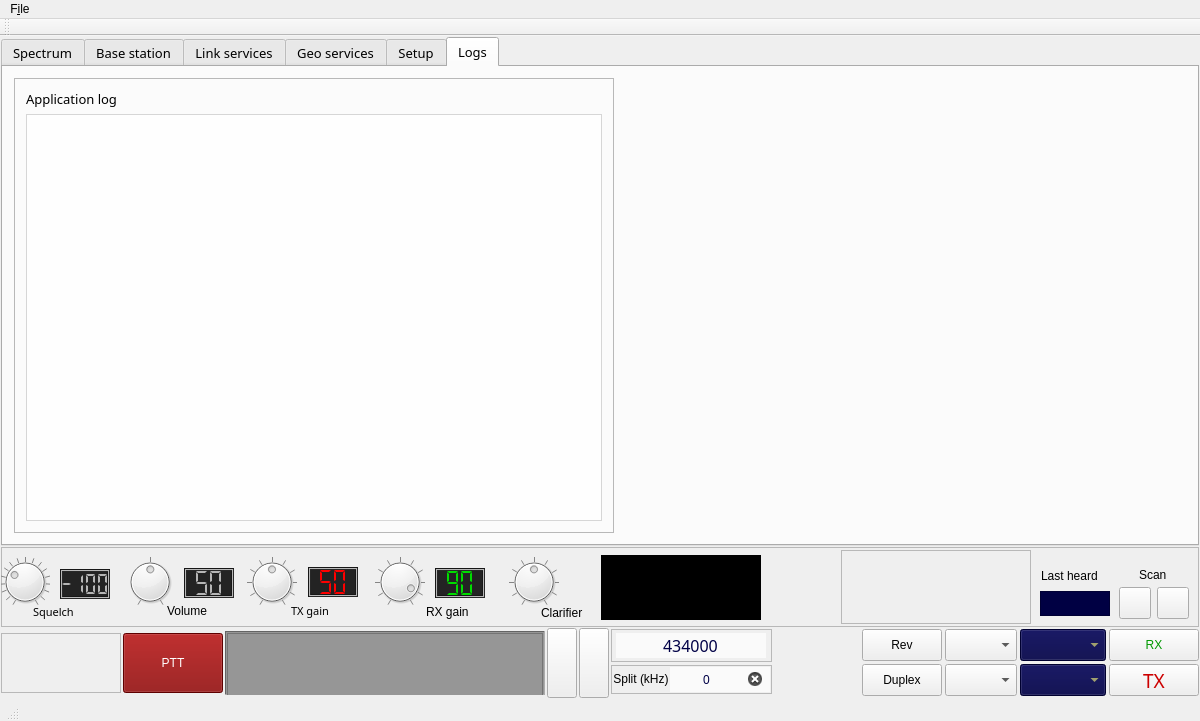
Above: mainwindow.ui from qradiolink/qradiolink before the change. Below: the same form after it.
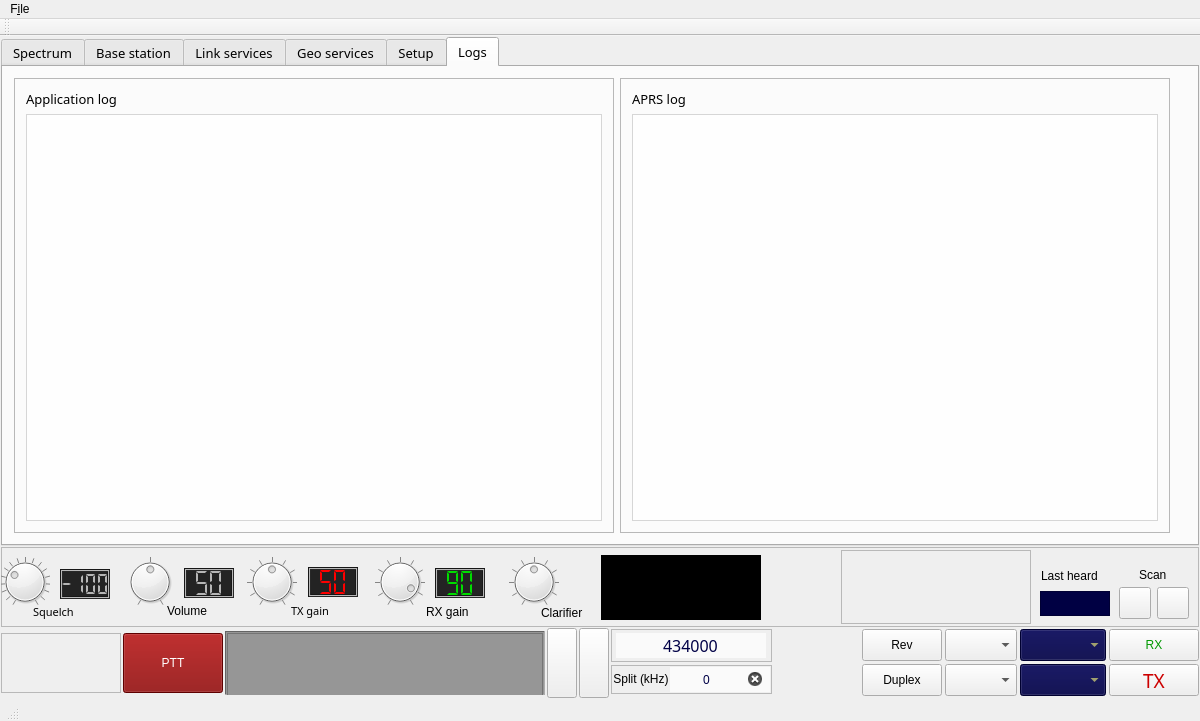
That is the form after the change. The open tabs and pages were chosen to show the change. Icons and pictures are not drawn. Custom widgets are drawn as their Qt base class.

```diff
--- a/mainwindow.ui
+++ b/mainwindow.ui
@@ -3969,7 +3969,7 @@
             </layout>
            </widget>
           </item>
-          <item row="0" column="1">
+          <item row="0" column="2">
            <spacer name="horizontalSpacer_17">
             <property name="orientation">
              <enum>Qt::Horizontal</enum>
@@ -3982,6 +3982,51 @@
             </property>
            </spacer>
           </item>
+          <item row="0" column="1">
+           <widget class="QFrame" name="frame_13">
+            <property name="sizePolicy">
+             <sizepolicy hsizetype="Fixed" vsizetype="Expanding">
+              <horstretch>0</horstretch>
+              <verstretch>0</verstretch>
+             </sizepolicy>
+            </property>
+            <property name="minimumSize">
+             <size>
+              <width>550</width>
+              <height>0</height>
+             </size>
+            </property>
+            <property name="maximumSize">
+             <size>
+              <width>550</width>
+              <height>16777215</height>
+             </size>
+            </property>
+            <property name="frameShape">
+             <enum>QFrame::StyledPanel</enum>
+            </property>
+            <property name="frameShadow">
+             <enum>QFrame::Raised</enum>
+            </property>
+            <layout class="QVBoxLayout" name="verticalLayout_12">
+             <item>
+              <widget class="QLabel" name="label_23">
+               <property name="text">
+                <string>APRS log</string>
+               </property>
+              </widget>
+             </item>
+             <item>
+              <widget class="QTextEdit" name="aprsLogTextEdit">
+               <property name="styleSheet">
+                <string notr="true">color: rgb(0, 0, 70);
+background-color: rgba(255, 255, 255, 180);</string>
+               </property>
+              </widget>
+             </item>
+            </layout>
+           </widget>
+          </item>
          </layout>
         </widget>
        </widget>
```
Left out of the diff: 2 changed lines with no effect on the pictures.
